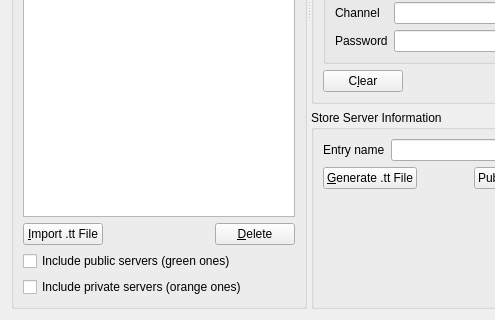
This is Client/qtTeamTalk/serverlist.ui in BearWare/TeamTalk5 as Qt 5 draws it before an edit; both pictures show x 0 to 495 and y 303 to 623 of the 725 by 623 pixel window. The edited form follows.
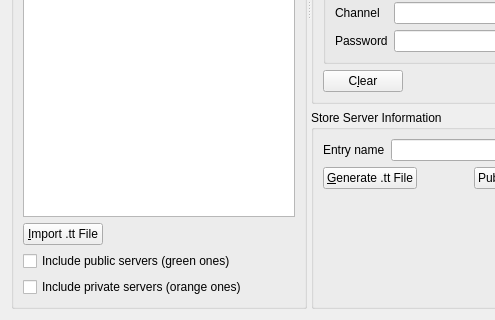
This is the edited form. Icons and pictures are not drawn. Custom widgets are drawn as their Qt base class.

Commit message: Move delete server to context menu

Diff of the .ui file:
```diff
--- a/Client/qtTeamTalk/serverlist.ui
+++ b/Client/qtTeamTalk/serverlist.ui
@@ -68,13 +68,6 @@
            </property>
           </spacer>
          </item>
-         <item>
-          <widget class="QPushButton" name="delButton">
-           <property name="text">
-            <string>&amp;Delete</string>
-           </property>
-          </widget>
-         </item>
         </layout>
        </item>
        <item>
```
The commit also changes 1 other file.
